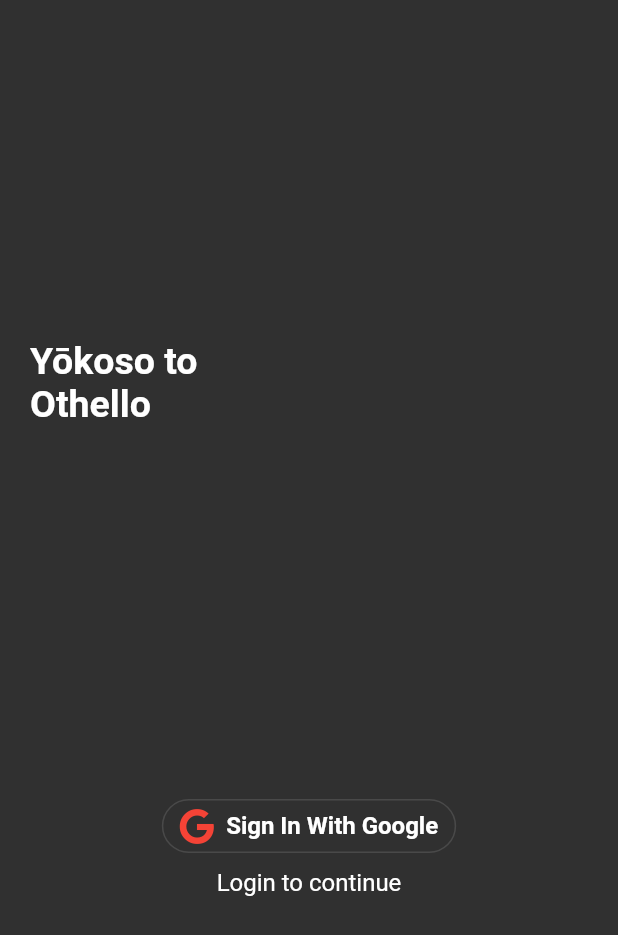
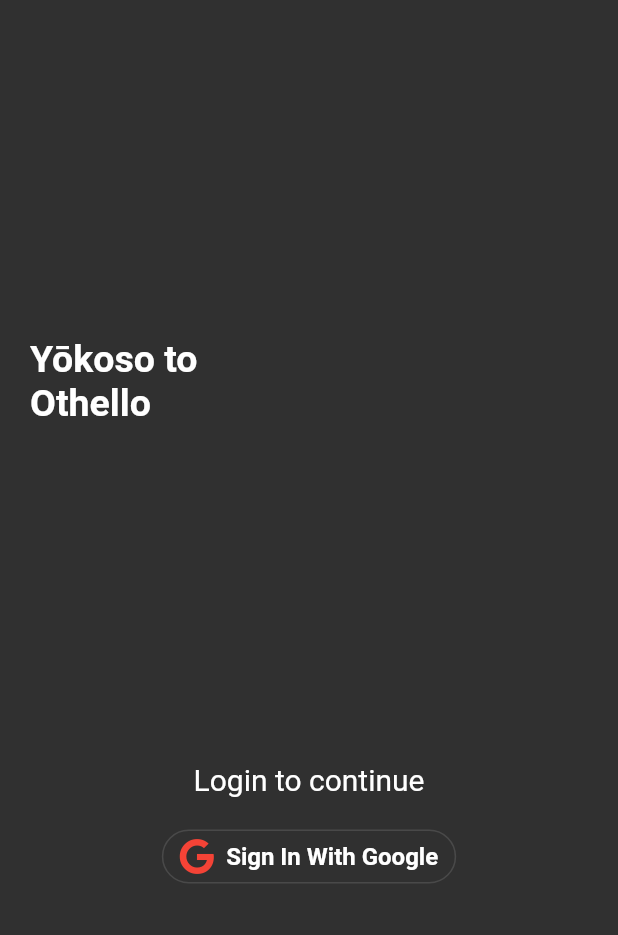
Before and after one commit to Raunakk02/Othello-flutter, a Flutter app: the screen it shows after launch, on a phone screen of 412 x 824 dp. Shown: the top 935 px of the screen. Run offline on Flutter 3.47's test engine with Material 2 defaults, Android fonts, the phone set to English and light mode, and no system bars; our stand-ins replace cached_network_image, firebase_auth, firebase_core, font_awesome_flutter, google_sign_in; accounts and stored records are empty.

Commit message:
modified signup screen

```diff
--- a/lib/screens/signup_screen.dart
+++ b/lib/screens/signup_screen.dart
@@ -26,14 +26,14 @@ class SignUpScreen extends StatelessWidget {
             ),
           ),
           Spacer(),
+          Text(
+            'Login to continue',
+            style: TextStyle(fontSize: 20),
+          ),
           SizedBox(
             height: 12,
           ),
           GoogleSignupButton(),
-          Text(
-            'Login to continue',
-            style: TextStyle(fontSize: 16),
-          ),
           Spacer(),
         ],
       ),
```
